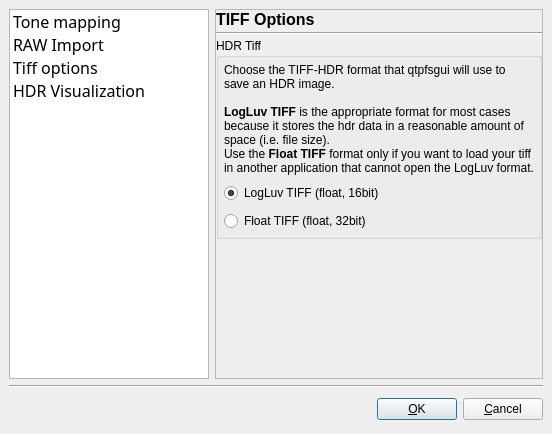
LuminanceHDR/LuminanceHDR, file forms/options.ui: the form before one commit.
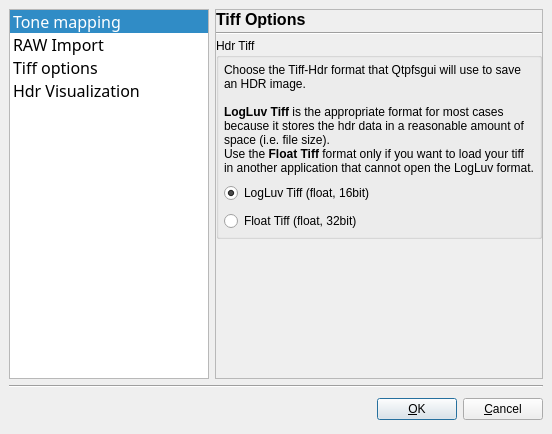
The form after the commit. The open tabs and pages were chosen to show the change. Icons and pictures are not drawn.

Commit message: forms/*ui fixed HDR/Hdr TIFF/Tiff inconsistencies

```diff
--- a/forms/options.ui
+++ b/forms/options.ui
@@ -82,7 +82,7 @@
         <bool>true</bool>
        </property>
        <property name="currentRow" >
-        <number>-1</number>
+        <number>0</number>
        </property>
        <item>
         <property name="text" >
@@ -110,7 +110,7 @@
        </item>
        <item>
         <property name="text" >
-         <string>HDR Visualization</string>
+         <string>Hdr Visualization</string>
         </property>
         <property name="icon" >
          <iconset resource="../icons.qrc" >:/new/prefix1/images/appearance.png</iconset>
@@ -528,7 +528,7 @@
             <string>&lt;html>&lt;head>&lt;meta name="qrichtext" content="1" />&lt;style type="text/css">
 p, li { white-space: pre-wrap; }
 &lt;/style>&lt;/head>&lt;body style=" font-family:'Sans Serif'; font-size:9pt; font-weight:400; font-style:normal; text-decoration:none;">
-&lt;p style=" margin-top:0px; margin-bottom:0px; margin-left:0px; margin-right:0px; -qt-block-indent:0; text-indent:0px;">&lt;span style=" font-size:12pt; font-weight:600;">TIFF Options&lt;/span>&lt;/p>&lt;/body>&lt;/html></string>
+&lt;p style=" margin-top:0px; margin-bottom:0px; margin-left:0px; margin-right:0px; -qt-block-indent:0; text-indent:0px;">&lt;span style=" font-size:12pt; font-weight:600;">Tiff Options&lt;/span>&lt;/p>&lt;/body>&lt;/html></string>
            </property>
           </widget>
          </item>
@@ -542,7 +542,7 @@
          <item>
           <widget class="QGroupBox" name="groupBox_7" >
            <property name="title" >
-            <string>HDR Tiff</string>
+            <string>Hdr Tiff</string>
            </property>
            <layout class="QVBoxLayout" >
             <property name="margin" >
@@ -557,10 +557,10 @@
                <string>&lt;html>&lt;head>&lt;meta name="qrichtext" content="1" />&lt;style type="text/css">
 p, li { white-space: pre-wrap; }
 &lt;/style>&lt;/head>&lt;body style=" font-family:'Sans Serif'; font-size:9pt; font-weight:400; font-style:normal; text-decoration:none;">
-&lt;p style=" margin-top:0px; margin-bottom:0px; margin-left:0px; margin-right:0px; -qt-block-indent:0; text-indent:0px;">Choose the TIFF-HDR format that qtpfsgui will use to save an HDR image.&lt;/p>
+&lt;p style=" margin-top:0px; margin-bottom:0px; margin-left:0px; margin-right:0px; -qt-block-indent:0; text-indent:0px;">Choose the Tiff-Hdr format that Qtpfsgui will use to save an HDR image.&lt;/p>
 &lt;p style="-qt-paragraph-type:empty; margin-top:0px; margin-bottom:0px; margin-left:0px; margin-right:0px; -qt-block-indent:0; text-indent:0px;">&lt;/p>
-&lt;p style=" margin-top:0px; margin-bottom:0px; margin-left:0px; margin-right:0px; -qt-block-indent:0; text-indent:0px;">&lt;span style=" font-weight:600;">LogLuv TIFF&lt;/span> is the appropriate format for most cases because it stores the hdr data in a reasonable amount of space (i.e. file size).&lt;/p>
-&lt;p style=" margin-top:0px; margin-bottom:0px; margin-left:0px; margin-right:0px; -qt-block-indent:0; text-indent:0px;">Use the &lt;span style=" font-weight:600;">Float TIFF&lt;/span> format only if you want to load your tiff in another application that cannot open the LogLuv format.&lt;/p>&lt;/body>&lt;/html></string>
+&lt;p style=" margin-top:0px; margin-bottom:0px; margin-left:0px; margin-right:0px; -qt-block-indent:0; text-indent:0px;">&lt;span style=" font-weight:600;">LogLuv Tiff&lt;/span> is the appropriate format for most cases because it stores the hdr data in a reasonable amount of space (i.e. file size).&lt;/p>
+&lt;p style=" margin-top:0px; margin-bottom:0px; margin-left:0px; margin-right:0px; -qt-block-indent:0; text-indent:0px;">Use the &lt;span style=" font-weight:600;">Float Tiff&lt;/span> format only if you want to load your tiff in another application that cannot open the LogLuv format.&lt;/p>&lt;/body>&lt;/html></string>
               </property>
               <property name="textFormat" >
                <enum>Qt::RichText</enum>
@@ -573,7 +573,7 @@
             <item>
              <widget class="QRadioButton" name="radioButtonLogLuv" >
               <property name="text" >
-               <string>LogLuv TIFF (float, 16bit)</string>
+               <string>LogLuv Tiff (float, 16bit)</string>
               </property>
               <property name="checked" >
                <bool>true</bool>
@@ -583,7 +583,7 @@
             <item>
              <widget class="QRadioButton" name="radioButtonFloatTiff" >
               <property name="text" >
-               <string>Float TIFF (float, 32bit)</string>
+               <string>Float Tiff (float, 32bit)</string>
               </property>
              </widget>
             </item>
```
Left out of the diff: 5 changed lines with no effect on the pictures. The commit also changes 3 other files.
